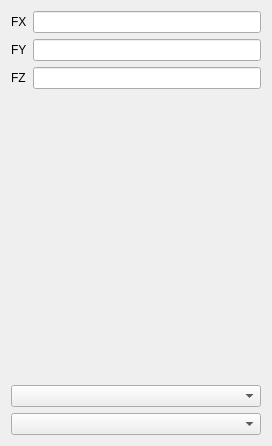
Old version of the form plugins/Base_PhysicalField/LinearForcePage.ui in the repository asd977/base_cae.
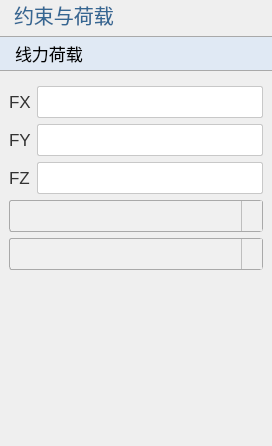
New version of the form. Icons and pictures are not drawn.

Commit message: style: use existing arrow assets and remove custom svg files

```diff
--- a/plugins/Base_PhysicalField/LinearForcePage.ui
+++ b/plugins/Base_PhysicalField/LinearForcePage.ui
@@ -13,8 +13,183 @@
   <property name="windowTitle">
    <string>Form</string>
   </property>
-  <layout class="QGridLayout" name="gridLayout">
-   <item row="3" column="1">
+  <property name="styleSheet">
+   <string notr="true">QWidget{
+font-family: &quot;Microsoft YaHei&quot;, &quot;微软雅黑&quot;;
+}
+QPushButton {
+    font-size: 17px;
+    min-height: 32px;
+}
+QPushButton#pushButton {
+    background-color: rgb(224, 233, 244);
+    border-width: 1px;
+    border-color: rgb(121, 121, 121);
+    border-style: solid;
+    min-height: 33px;
+    border-top: 1px solid rgb(169, 169, 169);
+    border-bottom: 1px solid rgb(169, 169, 169);
+    border-left: none;
+    border-right: none;
+    text-align: left;
+    padding-left: 15px;
+    font-size: 17px;
+}
+QLabel {
+    font-size: 17px;
+    color: rgb(51, 51, 51);
+}
+QLabel#pageNameLabel {
+    font-size: 20px;
+    padding-left: 9px;
+    color: rgb(53, 103, 147);
+}
+QLineEdit, QTextEdit, QPlainTextEdit, QSpinBox, QDoubleSpinBox, QDateTimeEdit {
+    border: 1px solid rgb(200, 200, 200);
+    border-radius: 2px;
+    font-size: 17px;
+    min-height: 30px;
+}
+QLineEdit:focus, QTextEdit:focus, QPlainTextEdit:focus,
+QSpinBox:focus, QDoubleSpinBox:focus, QDateTimeEdit:focus {
+    border-color: rgb(100, 100, 255);
+    outline: none;
+}
+QComboBox {
+    font-size: 17px;
+    color: rgb(51, 51, 51);
+    padding-left: 6px;
+    background: rgb(240, 240, 240);
+    border: 1px solid rgb(169, 169, 169);
+    border-radius: 3px;
+    min-height: 30px;
+}
+QComboBox::drop-down {
+    subcontrol-origin: padding;
+    subcontrol-position: top right;
+    width: 20px;
+    background: rgb(240, 240, 240);
+    border-left: 1px solid rgb(190, 190, 190);
+}
+QComboBox::down-arrow {
+    image: url(:/resources/down_arrow.png);
+    width: 12px;
+    height: 12px;
+}
+QSpinBox::up-button, QDoubleSpinBox::up-button {
+    subcontrol-origin: border;
+    subcontrol-position: top right;
+    width: 18px;
+    border-left: 1px solid rgb(190, 190, 190);
+    border-bottom: 1px solid rgb(210, 210, 210);
+    background: rgb(240, 240, 240);
+}
+QSpinBox::down-button, QDoubleSpinBox::down-button {
+    subcontrol-origin: border;
+    subcontrol-position: bottom right;
+    width: 18px;
+    border-left: 1px solid rgb(190, 190, 190);
+    background: rgb(240, 240, 240);
+}
+QSpinBox::up-arrow, QDoubleSpinBox::up-arrow {
+    image: url(:/resources/up_arrow.png);
+    width: 10px;
+    height: 10px;
+}
+QSpinBox::down-arrow, QDoubleSpinBox::down-arrow {
+    image: url(:/resources/down_arrow.png);
+    width: 10px;
+    height: 10px;
+}
+QRadioButton, QCheckBox, QGroupBox {
+    font-size: 17px;
+}
+QTableWidget, QTreeWidget, QListWidget {
+    font-size: 16px;
+    gridline-color: rgb(210, 210, 210);
+}
+
+</string>
+  </property>
+  <layout class="QVBoxLayout" name="verticalLayout">
+   <property name="leftMargin">
+    <number>0</number>
+   </property>
+   <property name="topMargin">
+    <number>0</number>
+   </property>
+   <property name="rightMargin">
+    <number>0</number>
+   </property>
+   <item>
+    <widget class="QLabel" name="pageNameLabel">
+     <property name="sizePolicy">
+      <sizepolicy hsizetype="Preferred" vsizetype="Fixed">
+       <horstretch>0</horstretch>
+       <verstretch>0</verstretch>
+      </sizepolicy>
+     </property>
+     <property name="text">
+      <string>约束与荷载</string>
+     </property>
+    </widget>
+   </item>
+   <item>
+    <widget class="QPushButton" name="pushButton">
+     <property name="sizePolicy">
+      <sizepolicy hsizetype="Ignored" vsizetype="Fixed">
+       <horstretch>0</horstretch>
+       <verstretch>0</verstretch>
+      </sizepolicy>
+     </property>
+     <property name="text">
+      <string>线力荷载</string>
+     </property>
+    </widget>
+   </item>
+   <item>
+    <widget class="QWidget" name="contentWidget" native="true">
+     <layout class="QGridLayout" name="gridLayout">
+      <item row="0" column="1">
+       <widget class="QLineEdit" name="lineEditX"/>
+      </item>
+      <item row="1" column="1">
+       <widget class="QLineEdit" name="lineEditY"/>
+      </item>
+      <item row="2" column="1">
+       <widget class="QLineEdit" name="lineEditZ"/>
+      </item>
+      <item row="0" column="0">
+       <widget class="QLabel" name="label">
+        <property name="text">
+         <string>FX</string>
+        </property>
+       </widget>
+      </item>
+      <item row="1" column="0">
+       <widget class="QLabel" name="label_2">
+        <property name="text">
+         <string>FY</string>
+        </property>
+       </widget>
+      </item>
+      <item row="2" column="0">
+       <widget class="QLabel" name="label_3">
+        <property name="text">
+         <string>FZ</string>
+        </property>
+       </widget>
+      </item>
+      <item row="3" column="0" colspan="2">
+       <widget class="QComboBox" name="comboBoxDim"/>
+      </item>
+      <item row="4" column="0" colspan="2">
+       <widget class="QComboBox" name="comboBoxGroup"/>
+      </item>
+     </layout>
+    </widget>
+   </item>
+   <item>
     <spacer name="verticalSpacer">
      <property name="orientation">
       <enum>Qt::Orientation::Vertical</enum>
@@ -27,42 +202,6 @@
      </property>
     </spacer>
    </item>
-   <item row="2" column="1">
-    <widget class="QLineEdit" name="lineEditZ"/>
-   </item>
-   <item row="0" column="1">
-    <widget class="QLineEdit" name="lineEditX"/>
-   </item>
-   <item row="1" column="1">
-    <widget class="QLineEdit" name="lineEditY"/>
-   </item>
-   <item row="0" column="0">
-    <widget class="QLabel" name="label">
-     <property name="text">
-      <string>FX</string>
-     </property>
-    </widget>
-   </item>
-   <item row="1" column="0">
-    <widget class="QLabel" name="label_2">
-     <property name="text">
-      <string>FY</string>
-     </property>
-    </widget>
-   </item>
-   <item row="2" column="0">
-    <widget class="QLabel" name="label_3">
-     <property name="text">
-      <string>FZ</string>
-     </property>
-    </widget>
-   </item>
-   <item row="4" column="0" colspan="2">
-    <widget class="QComboBox" name="comboBoxDim"/>
-   </item>
-   <item row="5" column="0" colspan="2">
-    <widget class="QComboBox" name="comboBoxGroup"/>
-   </item>
   </layout>
  </widget>
  <resources/>
```
The commit also changes 42 other files.
